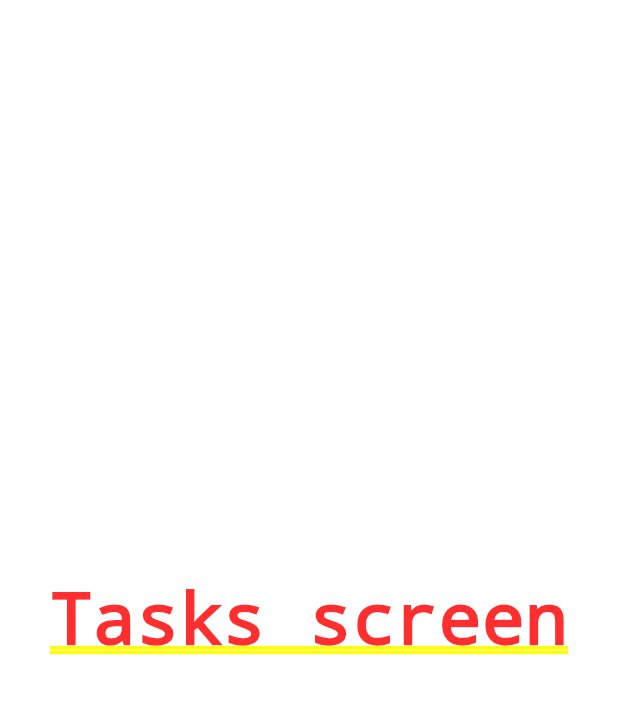
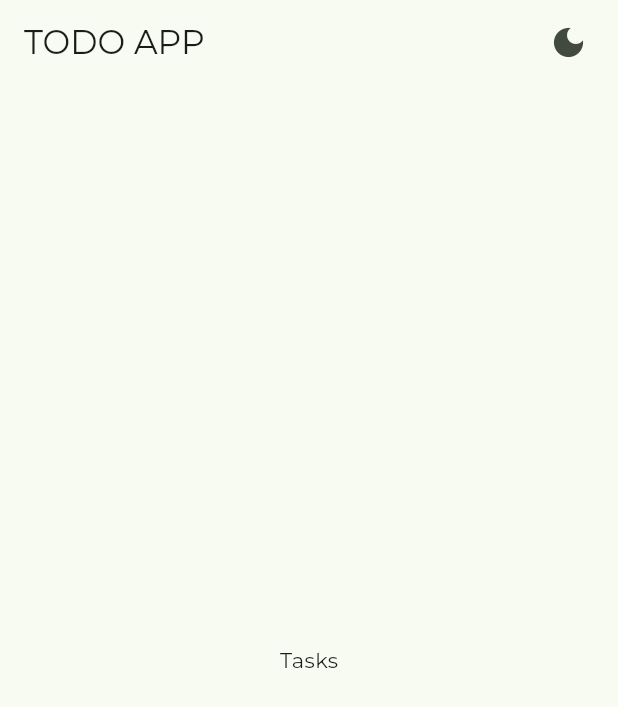
Before and after one commit to nizar-maatoug/todo_app_flutter_clean_architecture_2025, a Flutter app: the screen it shows after launch, on a phone screen of 412 x 824 dp. Shown: the top 707 px of the screen. Run offline on Flutter 3.47's test engine with Material 3 defaults, Android fonts, the phone set to English and light mode, and no system bars; our stand-ins replace bloc, equatable, flutter_bloc, get_it, go_router.

Commit message:
switch light dark theme

```diff
--- /dev/null
+++ b/devtools_options.yaml
@@ -0,0 +1,3 @@
+description: This file stores settings for Dart & Flutter DevTools.
+documentation: https://docs.flutter.dev/tools/devtools/extensions#configure-extension-enablement-states
+extensions:
--- a/lib/core/di/service_locator.dart
+++ b/lib/core/di/service_locator.dart
@@ -1,9 +1,13 @@
 import 'package:get_it/get_it.dart';
 import 'package:todo_app/core/router/app_router.dart';
+import 'package:todo_app/features/tasks/presentation/blocs/bloc/switchtheme_bloc.dart';
 
 final sl = GetIt.instance;
 
 Future<void> init() async {
   // find and instanciate AppRouter
   sl.registerLazySingleton(() => AppRouter());
+
+  // find and instanciate SwitchthemeBloc
+  sl.registerLazySingleton(() => SwitchthemeBloc());
 }
--- /dev/null
+++ b/lib/features/tasks/presentation/blocs/bloc/switchtheme_bloc.dart
@@ -0,0 +1,28 @@
+import 'dart:async';
+
+import 'package:bloc/bloc.dart';
+import 'package:equatable/equatable.dart';
+
+part 'switchtheme_event.dart';
+part 'switchtheme_state.dart';
+
+class SwitchthemeBloc
+    extends Bloc<SwitchthemeEvent, SwitchthemeState> {
+  SwitchthemeBloc()
+    : super(const SwitchthemeInitial(themeValue: true)) {
+    on<SwitchthemeEvent>((event, emit) {
+      if (event is SwitchLightThemeEvent) {
+        emit(const SwitchthemeState(themeValue: true));
+      } else {
+        emit(const SwitchthemeState(themeValue: false));
+      }
+    });
+  }
+
+  @override
+  Stream<SwitchthemeState> mapEventToState(
+    SwitchthemeEvent event,
+  ) async* {
+    // TODO: implement mapEventToState
+  }
+}
--- /dev/null
+++ b/lib/features/tasks/presentation/blocs/bloc/switchtheme_event.dart
@@ -0,0 +1,16 @@
+part of 'switchtheme_bloc.dart';
+
+abstract class SwitchthemeEvent extends Equatable {
+  const SwitchthemeEvent();
+
+  @override
+  List<Object> get props => [];
+}
+
+class SwitchLightThemeEvent extends SwitchthemeEvent{
+
+}
+
+class SwitchDarkThemeEvent extends SwitchthemeEvent{
+
+}
--- /dev/null
+++ b/lib/features/tasks/presentation/blocs/bloc/switchtheme_state.dart
@@ -0,0 +1,14 @@
+part of 'switchtheme_bloc.dart';
+
+class SwitchthemeState extends Equatable {
+  final bool themeValue;
+
+  const SwitchthemeState({required this.themeValue});
+
+  @override
+  List<Object> get props => [themeValue];
+}
+
+class SwitchthemeInitial extends SwitchthemeState {
+  const SwitchthemeInitial({required super.themeValue});
+}
--- a/lib/features/tasks/presentation/screens/tasks_screen.dart
+++ b/lib/features/tasks/presentation/screens/tasks_screen.dart
@@ -1,10 +1,17 @@
 import 'package:flutter/material.dart';
+import 'package:todo_app/features/tasks/presentation/widgets/toolbar_action_theme_widget.dart';
 
 class TasksScreen extends StatelessWidget {
   const TasksScreen({super.key});
 
   @override
   Widget build(BuildContext context) {
-    return const Center(child: Text('Tasks screen'));
+    return Scaffold(
+      appBar: AppBar(
+        title: const Text('TODO APP'),
+        actions: [const ActionThemeButton()],
+      ),
+      body: const Center(child: Text('Tasks')),
+    );
   }
 }
--- /dev/null
+++ b/lib/features/tasks/presentation/widgets/toolbar_action_theme_widget.dart
@@ -0,0 +1,36 @@
+import 'package:flutter/material.dart';
+import 'package:flutter_bloc/flutter_bloc.dart';
+import 'package:todo_app/features/tasks/presentation/blocs/bloc/switchtheme_bloc.dart';
+
+
+class ActionThemeButton extends StatelessWidget {
+  const ActionThemeButton({super.key});
+
+  @override
+  Widget build(BuildContext context) {
+    return BlocBuilder<SwitchthemeBloc, SwitchthemeState>(
+      builder: (context, state) {
+        return Padding(
+            padding: const EdgeInsets.only(right: 20.0),
+            child: GestureDetector(
+              onTap: () {
+                state.themeValue
+                    ? BlocProvider.of<SwitchthemeBloc>(context)
+                        .add(SwitchDarkThemeEvent())
+                    : BlocProvider.of<SwitchthemeBloc>(context)
+                        .add(SwitchLightThemeEvent());
+              },
+              child: state.themeValue
+                  ? const Icon(
+                      Icons.dark_mode,
+                      size: 26.0,
+                    )
+                  : const Icon(
+                      Icons.light_mode,
+                      size: 26.0,
+                    ),
+            ));
+      },
+    );
+  }
+}
--- a/lib/main.dart
+++ b/lib/main.dart
@@ -1,5 +1,7 @@
 import 'package:flutter/material.dart';
+import 'package:flutter_bloc/flutter_bloc.dart';
 import 'package:todo_app/core/router/app_router.dart';
+import 'package:todo_app/features/tasks/presentation/blocs/bloc/switchtheme_bloc.dart';
 
 import 'core/themes/theme_manager.dart';
 
@@ -21,12 +23,20 @@ class MyApp extends StatelessWidget {
   // This widget is the root of your application.
   @override
   Widget build(BuildContext context) {
-    return MaterialApp.router(
-      title: 'Flutter Demo',
-      themeMode: ThemeMode.system,
-      theme: AppThemes.appThemeData[AppTheme.lightTheme],
-      darkTheme: AppThemes.appThemeData[AppTheme.darkTheme],
-      routerConfig: di.sl<AppRouter>().router,
+    return BlocProvider(
+      create: (context) => di.sl<SwitchthemeBloc>(),
+      child: BlocBuilder<SwitchthemeBloc, SwitchthemeState>(
+        builder: (context, state) {
+          return MaterialApp.router(
+            title: 'Flutter Demo',
+            debugShowCheckedModeBanner: false,
+            theme: state.themeValue
+                ? AppThemes.appThemeData[AppTheme.lightTheme]
+                : AppThemes.appThemeData[AppTheme.darkTheme],
+            routerConfig: di.sl<AppRouter>().router,
+          );
+        },
+      ),
     );
   }
 }
--- /dev/null
+++ b/lib/main1.dart
@@ -0,0 +1,14 @@
+import 'package:flutter/material.dart';
+
+void main() {
+  runApp(MyApp());
+}
+
+class MyApp extends StatelessWidget {
+  const MyApp({super.key});
+
+  @override
+  Widget build(BuildContext context) {
+    return MaterialApp();
+  }
+}
--- a/pubspec.yaml
+++ b/pubspec.yaml
@@ -37,6 +37,7 @@ dependencies:
   equatable: ^2.0.7
   go_router: ^16.2.4
   get_it: ^8.2.0
+  flutter_bloc: ^9.1.1
 
 dev_dependencies:
   flutter_test:
```
Also changed, not shown: pubspec.lock.
